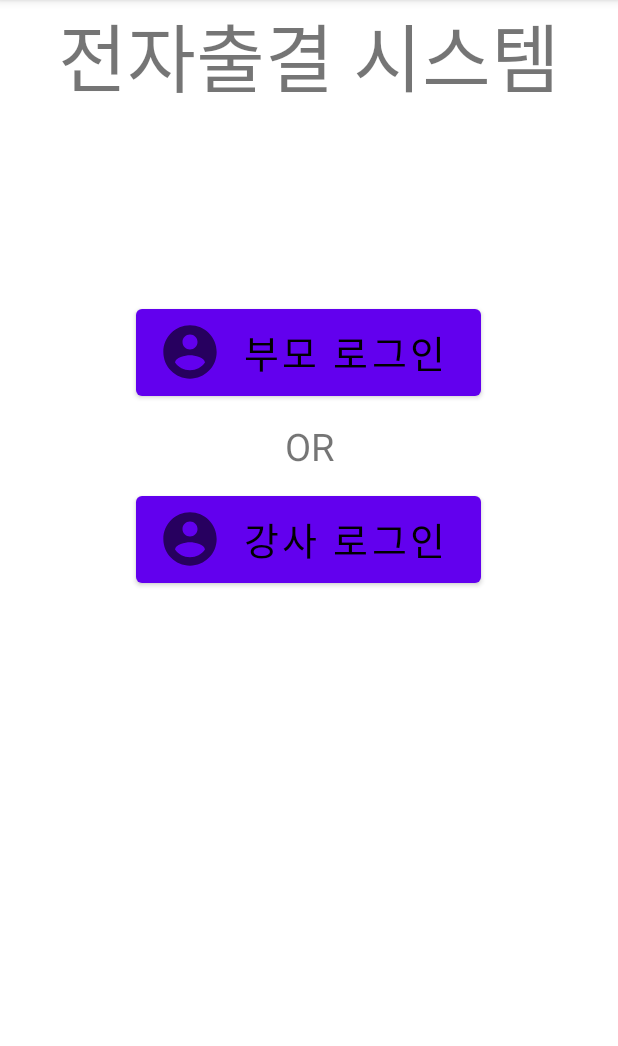
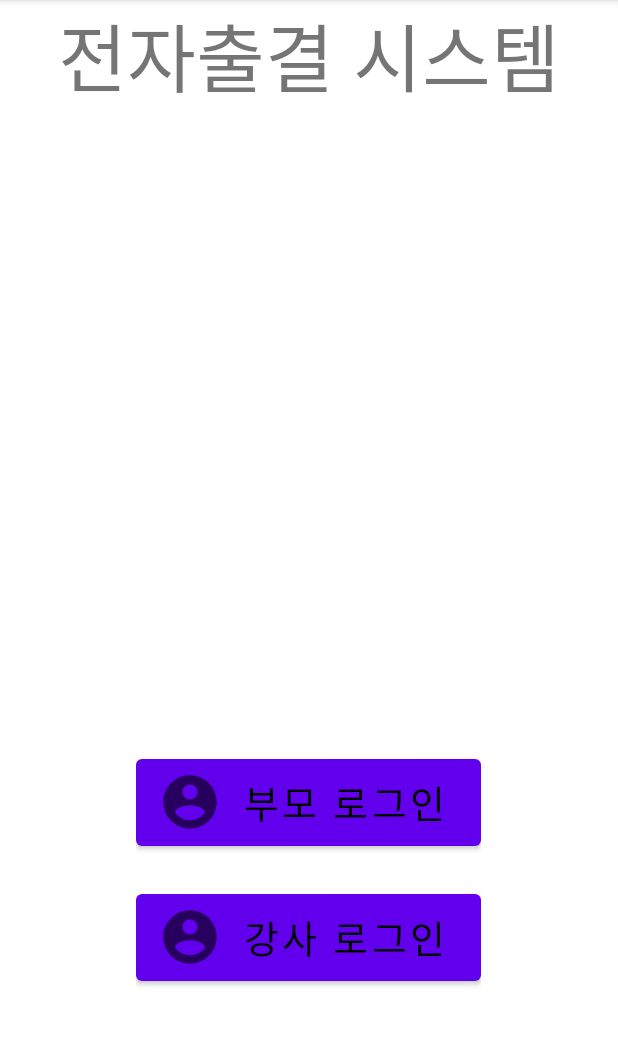
Before and after one commit to ycisw/Capstone_Design, an Android app: the screen it shows after launch (startPage), on a phone screen of 412 x 824 dp, the part 84-1130 px from its top. Run offline under Robolectric (Android 15) with nearby library versions, the phone set to English and light mode, and no system bars.

Commit message:
시작 홈페이지 수정

```diff
--- a/app/src/main/res/layout/activity_start_page.xml
+++ b/app/src/main/res/layout/activity_start_page.xml
@@ -19,34 +19,38 @@
         android:textSize="50sp" />
 
 
+    <LinearLayout
+        android:layout_marginTop="300dp"
+        android:layout_width="wrap_content"
+        android:layout_height="wrap_content"
+        android:layout_gravity="bottom|center"
+        android:orientation="vertical">
+
+
         <Button
-        android:text="부모 로그인"
-        android:drawableLeft="@drawable/person2"
-        android:layout_gravity="center"
             android:id="@+id/parents"
             android:layout_width="230dp"
             android:layout_height="70dp"
+            android:layout_gravity="center"
+            android:layout_marginBottom="10dp"
+            android:drawableLeft="@drawable/person2"
+            android:text="부모 로그인"
             android:textAlignment="center"
             android:textColor="@color/black"
-        android:layout_marginBottom = "10dp"
             android:textSize="25sp" />
 
-    <TextView
-        android:layout_width="match_parent"
-        android:layout_height="wrap_content"
-        android:text="OR"
-        android:textAlignment="center"
-        android:textSize="25sp"/>
 
         <Button
-        android:text="강사 로그인"
-        android:drawableLeft="@drawable/person2"
-        android:layout_marginTop="10dp"
-        android:layout_gravity="center"
             android:id="@+id/teacher"
             android:layout_width="230dp"
             android:layout_height="70dp"
+            android:layout_gravity="center"
+            android:layout_marginTop="10dp"
+            android:drawableLeft="@drawable/person2"
+            android:text="강사 로그인"
             android:textAlignment="center"
             android:textColor="@color/black"
             android:textSize="25sp" />
     </LinearLayout>
+
+</LinearLayout>
```
Lines whose indentation alone changed are shown as unchanged.
